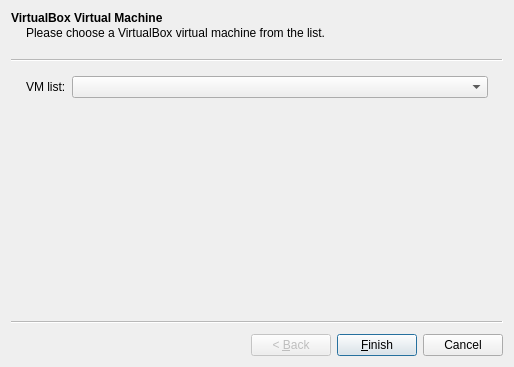
GNS3/gns3-gui, file gns3/modules/virtualbox/ui/virtualbox_vm_wizard.ui: the form before one commit.
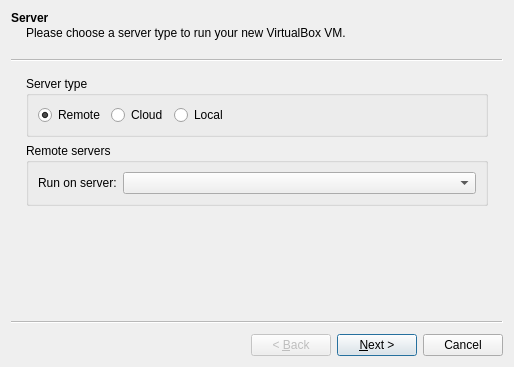
The form after the commit.

Commit message: Remote servers and load-balancing (still things to improve).

Diff of the .ui file:
```diff
--- a/gns3/modules/virtualbox/ui/virtualbox_vm_wizard.ui
+++ b/gns3/modules/virtualbox/ui/virtualbox_vm_wizard.ui
@@ -16,6 +16,91 @@
   <property name="windowTitle">
    <string>New VirtualBox VM</string>
   </property>
+  <widget class="QWizardPage" name="uiServerWizardPage">
+   <property name="title">
+    <string>Server</string>
+   </property>
+   <property name="subTitle">
+    <string>Please choose a server type to run your new VirtualBox VM.</string>
+   </property>
+   <layout class="QGridLayout" name="gridLayout_2">
+    <item row="0" column="0">
+     <widget class="QGroupBox" name="uiServerTypeGroupBox">
+      <property name="title">
+       <string>Server type</string>
+      </property>
+      <layout class="QHBoxLayout" name="horizontalLayout">
+       <item>
+        <widget class="QRadioButton" name="uiRemoteRadioButton">
+         <property name="text">
+          <string>Remote</string>
+         </property>
+         <property name="checked">
+          <bool>true</bool>
+         </property>
+        </widget>
+       </item>
+       <item>
+        <widget class="QRadioButton" name="uiCloudRadioButton">
+         <property name="text">
+          <string>Cloud</string>
+         </property>
+        </widget>
+       </item>
+       <item>
+        <widget class="QRadioButton" name="uiLocalRadioButton">
+         <property name="text">
+          <string>Local</string>
+         </property>
+        </widget>
+       </item>
+       <item>
+        <spacer name="horizontalSpacer">
+         <property name="orientation">
+          <enum>Qt::Horizontal</enum>
+         </property>
+         <property name="sizeHint" stdset="0">
+          <size>
+           <width>40</width>
+           <height>20</height>
+          </size>
+         </property>
+        </spacer>
+       </item>
+      </layout>
+     </widget>
+    </item>
+    <item row="1" column="0">
+     <widget class="QGroupBox" name="uiRemoteServersGroupBox">
+      <property name="title">
+       <string>Remote servers</string>
+      </property>
+      <layout class="QGridLayout" name="gridLayout_8">
+       <item row="0" column="1">
+        <widget class="QComboBox" name="uiRemoteServersComboBox">
+         <property name="enabled">
+          <bool>true</bool>
+         </property>
+         <property name="sizePolicy">
+          <sizepolicy hsizetype="Expanding" vsizetype="Fixed">
+           <horstretch>0</horstretch>
+           <verstretch>0</verstretch>
+          </sizepolicy>
+         </property>
+        </widget>
+       </item>
+       <item row="0" column="0">
+        <widget class="QLabel" name="uiRemoteServersLabel">
+         <property name="text">
+          <string>Run on server:</string>
+         </property>
+        </widget>
+       </item>
+      </layout>
+     </widget>
+    </item>
+   </layout>
+  </widget>
   <widget class="QWizardPage" name="uiVirtualBoxWizardPage">
    <property name="title">
     <string>VirtualBox Virtual Machine</string>
```
The commit also changes 36 other files.
